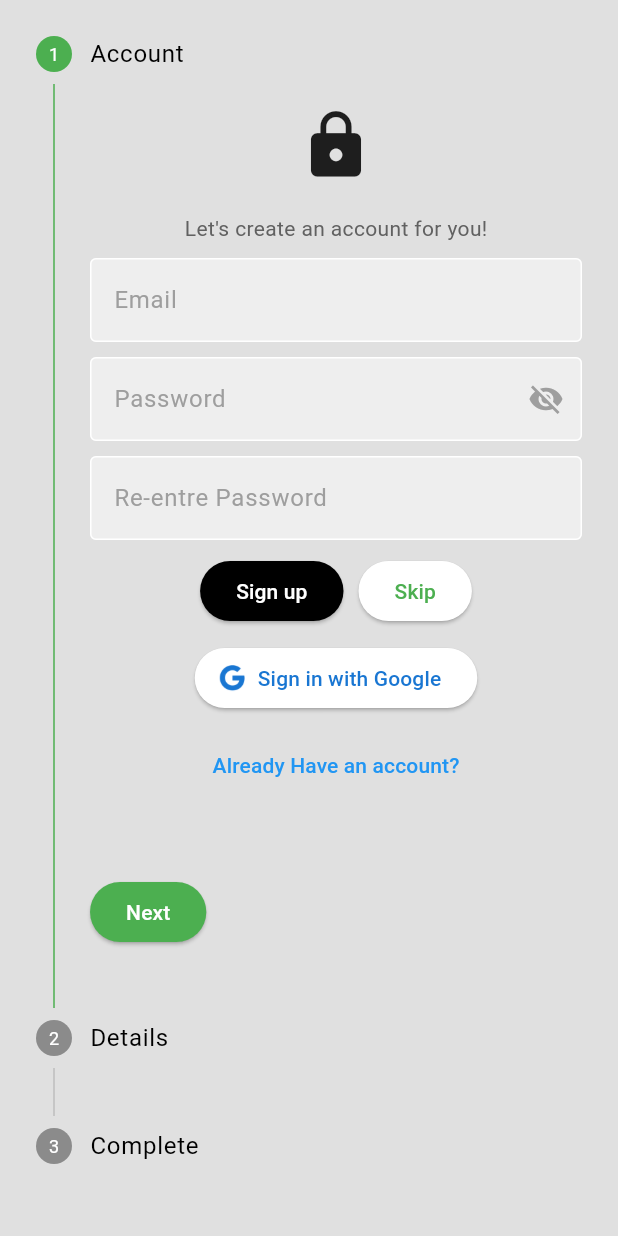
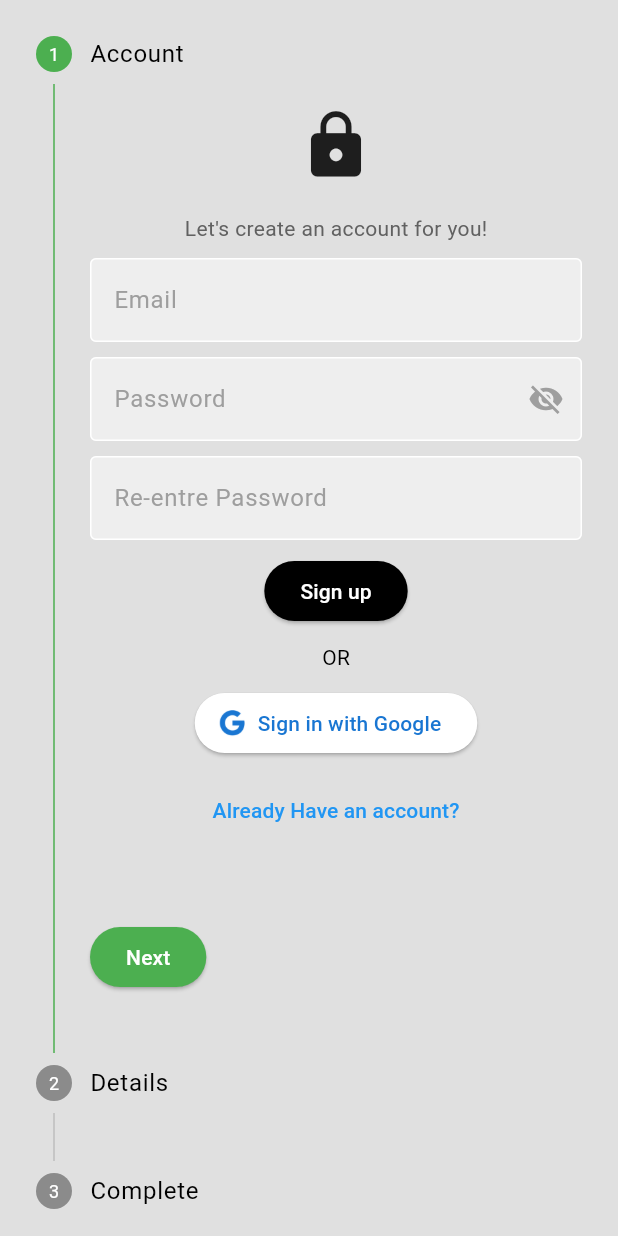
Before and after one commit to itssadil/masjid-manitor, a Flutter app: the screen it shows after launch, after a tap on "Need an account? Sign up!", on a phone screen of 412 x 824 dp. Run offline on Flutter 3.47's test engine with Material 3 defaults, Android fonts, the phone set to English and light mode, and no system bars; our stand-ins replace cloud_firestore, firebase_auth, firebase_core, google_sign_in, shared_preferences; missing offline and left inert: jhijri; accounts and stored records are empty.

Commit message:
Revert "signup update"
This reverts commit 81239b2ac32b97a1afde224b8e53f628bcbef069.

```diff
--- a/lib/screens/loginScreen/loginUi/loginUi.dart
+++ b/lib/screens/loginScreen/loginUi/loginUi.dart
@@ -1,7 +1,6 @@
 import 'package:firebase_auth/firebase_auth.dart';
 import 'package:flutter/material.dart';
 import 'package:masjid_tv/providers/passVisible.dart';
-import 'package:masjid_tv/screens/homeScreen/homeScreen.dart';
 import 'package:masjid_tv/screens/loginScreen/LoginScreen.dart';
 import 'package:masjid_tv/screens/loginScreen/registerScreen.dart';
 import 'package:masjid_tv/services/googleSignInProvider.dart';
@@ -189,9 +188,6 @@ class _LogInUiState extends State<LogInUi> {
               ),
             ),
           ),
-          Row(
-            mainAxisAlignment: MainAxisAlignment.center,
-            children: [
           ElevatedButton(
             onPressed: widget.isLoginPage ? signUserIn : signUserUp,
             child: Text(
@@ -202,18 +198,8 @@ class _LogInUiState extends State<LogInUi> {
               backgroundColor: Colors.black,
             ),
           ),
-              SizedBox(width: 10),
-              ElevatedButton(
-                onPressed: () => Navigator.pushReplacement(
-                  context,
-                  MaterialPageRoute(
-                    builder: (context) => HomeScreen(),
-                  ),
-                ),
-                child: Text("Skip"),
-              ),
-            ],
-          ),
+          SizedBox(height: 10),
+          Text("OR"),
           SizedBox(height: 10),
           Consumer<GoogleSignInProvider>(
             builder: (context, value, child) {
--- a/lib/services/firestoreService.dart
+++ b/lib/services/fireStore/firestoreService.dart
@@ -14,7 +14,6 @@ class FirestoreService {
         "uid": uid,
         "name": name,
         "address": address,
-        "timestamp": Timestamp.now(),
       },
     );
   }
```
Also changed, not shown: lib/screens/loginScreen/registerScreen.dart (+2 -18 lines). Lines whose indentation alone changed are shown as unchanged.
